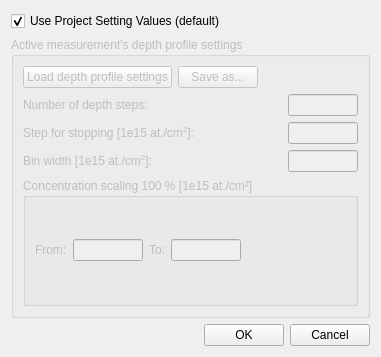
The window that ui_files/ui_measurement_depth_profile_settings.ui (JYU-IBA/potku) describes before a commit, drawn with Qt 5.
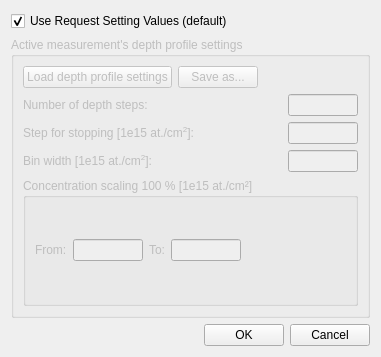
The same window after the commit.

Commit message: Changed the project concept into request. Replaced all the references to project with request. Also did some minor changes so the code is more in line with PEP 8.

Diff of the .ui file:
```diff
--- a/ui_files/ui_measurement_depth_profile_settings.ui
+++ b/ui_files/ui_measurement_depth_profile_settings.ui
@@ -33,7 +33,7 @@
        <item>
         <widget class="QCheckBox" name="useProjectSettingsValuesCheckBox">
          <property name="text">
-          <string>Use Project Setting Values (default)</string>
+          <string>Use Request Setting Values (default)</string>
          </property>
          <property name="checked">
           <bool>true</bool>
```
Left out of the diff: 6 changed lines with no effect on the pictures. The commit also changes 47 other files.
